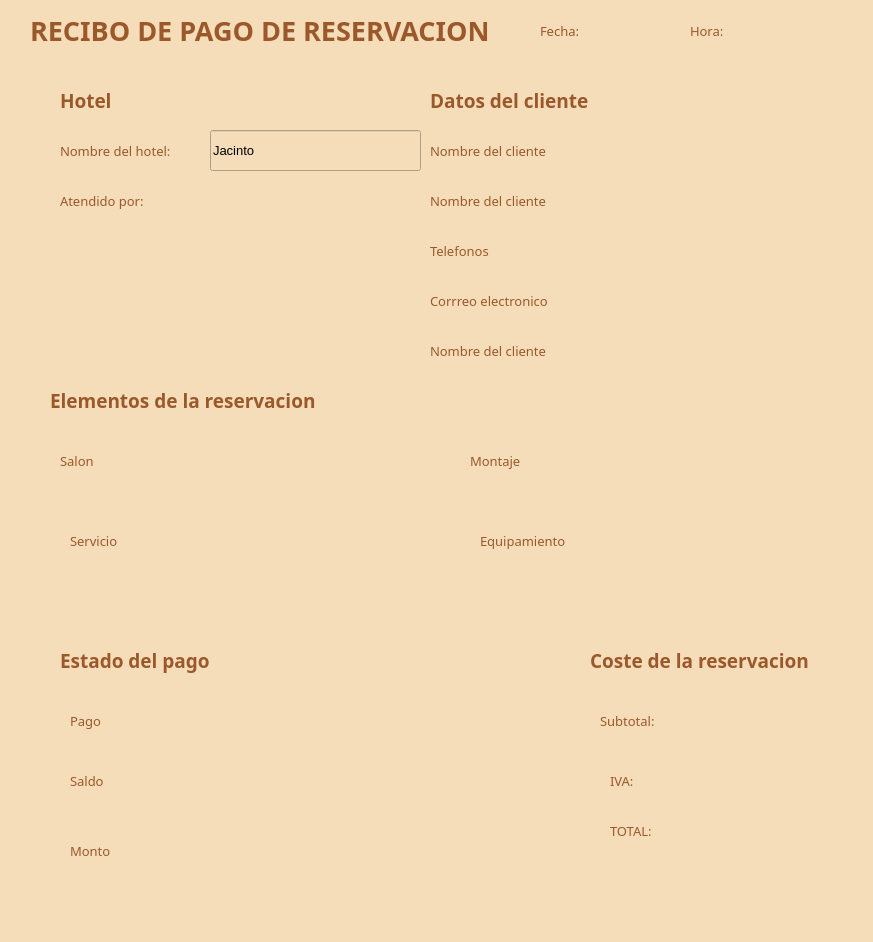
Above: gui/recibo.ui from asp-laboratories/BookingRoom_Software before the change. Below: the same form after it.
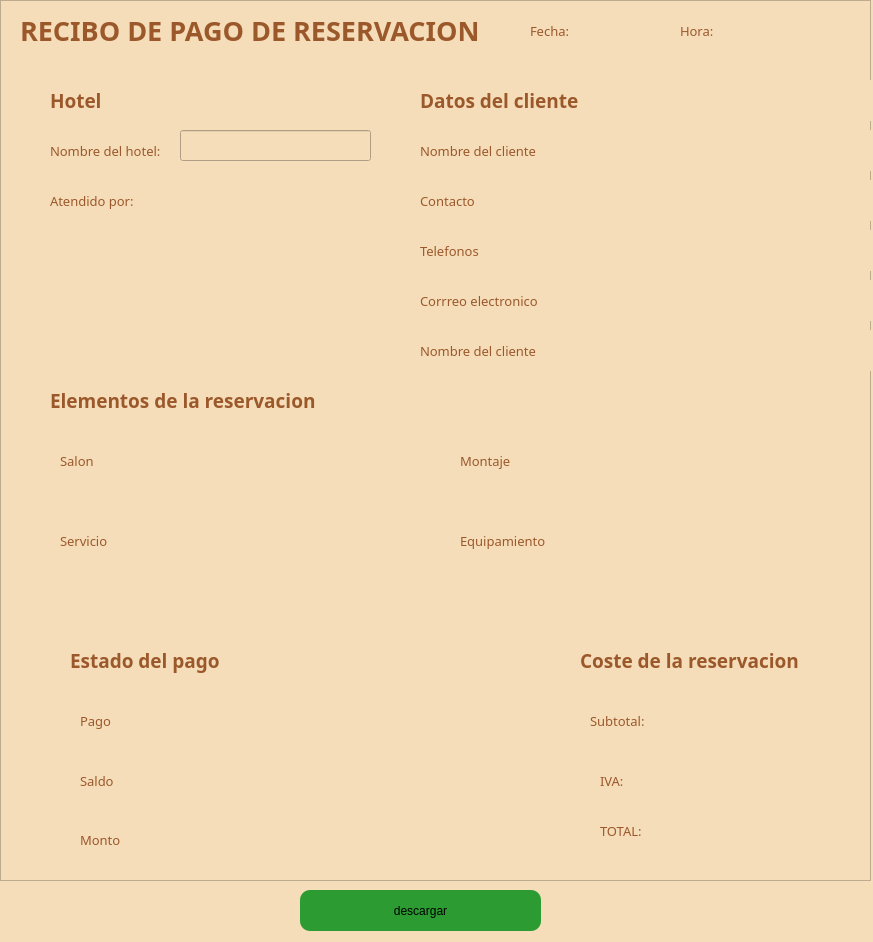
That is the form after the change.

Commit message: feat(gui): Implementacion de recibo de pago

Patch:
```diff
--- a/gui/recibo.ui
+++ b/gui/recibo.ui
@@ -16,12 +16,48 @@
   <property name="styleSheet">
    <string notr="true">background-color: rgb(245, 221, 185);</string>
   </property>
-  <widget class="QLabel" name="labelFecha">
+  <widget class="QLineEdit" name="hotel">
    <property name="geometry">
     <rect>
-     <x>540</x>
-     <y>10</y>
-     <width>141</width>
+     <x>180</x>
+     <y>130</y>
+     <width>191</width>
+     <height>31</height>
+    </rect>
+   </property>
+   <property name="font">
+    <font>
+     <pointsize>10</pointsize>
+    </font>
+   </property>
+   <property name="styleSheet">
+    <string notr="true">color: rgb(0, 0, 0);</string>
+   </property>
+   <property name="text">
+    <string/>
+   </property>
+  </widget>
+  <widget class="QFrame" name="reciboFrame">
+   <property name="geometry">
+    <rect>
+     <x>0</x>
+     <y>0</y>
+     <width>871</width>
+     <height>881</height>
+    </rect>
+   </property>
+   <property name="frameShape">
+    <enum>QFrame::Shape::StyledPanel</enum>
+   </property>
+   <property name="frameShadow">
+    <enum>QFrame::Shadow::Raised</enum>
+   </property>
+   <widget class="QLabel" name="Ubicacion">
+    <property name="geometry">
+     <rect>
+      <x>420</x>
+      <y>330</y>
+      <width>501</width>
      <height>41</height>
     </rect>
    </property>
@@ -37,13 +73,13 @@
 </string>
    </property>
    <property name="text">
-    <string>Fecha:</string>
+     <string>Nombre del cliente</string>
    </property>
   </widget>
   <widget class="QLabel" name="labelHotel">
    <property name="geometry">
     <rect>
-     <x>60</x>
+      <x>50</x>
      <y>130</y>
      <width>141</width>
      <height>41</height>
@@ -64,34 +100,10 @@
     <string>Nombre del hotel:</string>
    </property>
   </widget>
-  <widget class="QLabel" name="labelTrabajador">
-   <property name="geometry">
-    <rect>
-     <x>60</x>
-     <y>180</y>
-     <width>291</width>
-     <height>41</height>
-    </rect>
-   </property>
-   <property name="font">
-    <font>
-     <family>Adwaita Sans</family>
-     <pointsize>10</pointsize>
-     <bold>false</bold>
-    </font>
-   </property>
-   <property name="styleSheet">
-    <string notr="true">color: rgba(155, 88, 43, 1.0);
-</string>
-   </property>
-   <property name="text">
-    <string>Atendido por:</string>
-   </property>
-  </widget>
   <widget class="QLabel" name="labelNombreCliente">
    <property name="geometry">
     <rect>
-     <x>430</x>
+      <x>420</x>
      <y>130</y>
      <width>501</width>
      <height>41</height>
@@ -112,271 +124,10 @@
     <string>Nombre del cliente</string>
    </property>
   </widget>
-  <widget class="QLabel" name="labelSalon">
-   <property name="geometry">
-    <rect>
-     <x>60</x>
-     <y>440</y>
-     <width>241</width>
-     <height>41</height>
-    </rect>
-   </property>
-   <property name="font">
-    <font>
-     <family>Adwaita Sans</family>
-     <pointsize>10</pointsize>
-     <bold>false</bold>
-    </font>
-   </property>
-   <property name="styleSheet">
-    <string notr="true">color: rgba(155, 88, 43, 1.0);
-</string>
-   </property>
-   <property name="text">
-    <string>Salon</string>
-   </property>
-  </widget>
-  <widget class="QLabel" name="labelEquipamiento">
-   <property name="geometry">
-    <rect>
-     <x>480</x>
-     <y>520</y>
-     <width>241</width>
-     <height>41</height>
-    </rect>
-   </property>
-   <property name="font">
-    <font>
-     <family>Adwaita Sans</family>
-     <pointsize>10</pointsize>
-     <bold>false</bold>
-    </font>
-   </property>
-   <property name="styleSheet">
-    <string notr="true">color: rgba(155, 88, 43, 1.0);
-</string>
-   </property>
-   <property name="text">
-    <string>Equipamiento</string>
-   </property>
-  </widget>
-  <widget class="QLabel" name="labelServicio">
-   <property name="geometry">
-    <rect>
-     <x>70</x>
-     <y>520</y>
-     <width>241</width>
-     <height>41</height>
-    </rect>
-   </property>
-   <property name="font">
-    <font>
-     <family>Adwaita Sans</family>
-     <pointsize>10</pointsize>
-     <bold>false</bold>
-    </font>
-   </property>
-   <property name="styleSheet">
-    <string notr="true">color: rgba(155, 88, 43, 1.0);
-</string>
-   </property>
-   <property name="text">
-    <string>Servicio</string>
-   </property>
-  </widget>
-  <widget class="QLabel" name="labelMontaje">
-   <property name="geometry">
-    <rect>
-     <x>470</x>
-     <y>440</y>
-     <width>241</width>
-     <height>41</height>
-    </rect>
-   </property>
-   <property name="font">
-    <font>
-     <family>Adwaita Sans</family>
-     <pointsize>10</pointsize>
-     <bold>false</bold>
-    </font>
-   </property>
-   <property name="styleSheet">
-    <string notr="true">color: rgba(155, 88, 43, 1.0);
-</string>
-   </property>
-   <property name="text">
-    <string>Montaje</string>
-   </property>
-  </widget>
-  <widget class="QLabel" name="labelSub">
-   <property name="geometry">
-    <rect>
-     <x>600</x>
-     <y>700</y>
-     <width>241</width>
-     <height>41</height>
-    </rect>
-   </property>
-   <property name="font">
-    <font>
-     <family>Adwaita Sans</family>
-     <pointsize>10</pointsize>
-     <bold>false</bold>
-    </font>
-   </property>
-   <property name="styleSheet">
-    <string notr="true">color: rgba(155, 88, 43, 1.0);
-</string>
-   </property>
-   <property name="text">
-    <string>Subtotal:</string>
-   </property>
-  </widget>
-  <widget class="QLabel" name="labelIVA">
-   <property name="geometry">
-    <rect>
-     <x>610</x>
-     <y>760</y>
-     <width>241</width>
-     <height>41</height>
-    </rect>
-   </property>
-   <property name="font">
-    <font>
-     <family>Adwaita Sans</family>
-     <pointsize>10</pointsize>
-     <bold>false</bold>
-    </font>
-   </property>
-   <property name="styleSheet">
-    <string notr="true">color: rgba(155, 88, 43, 1.0);
-</string>
-   </property>
-   <property name="text">
-    <string>IVA:</string>
-   </property>
-  </widget>
-  <widget class="QLabel" name="labelTotal">
-   <property name="geometry">
-    <rect>
-     <x>610</x>
-     <y>810</y>
-     <width>241</width>
-     <height>41</height>
-    </rect>
-   </property>
-   <property name="font">
-    <font>
-     <family>Adwaita Sans</family>
-     <pointsize>10</pointsize>
-     <bold>false</bold>
-    </font>
-   </property>
-   <property name="styleSheet">
-    <string notr="true">color: rgba(155, 88, 43, 1.0);
-</string>
-   </property>
-   <property name="text">
-    <string>TOTAL:</string>
-   </property>
-  </widget>
-  <widget class="QLineEdit" name="hotel">
-   <property name="geometry">
-    <rect>
-     <x>210</x>
-     <y>130</y>
-     <width>211</width>
-     <height>41</height>
-    </rect>
-   </property>
-   <property name="font">
-    <font>
-     <pointsize>10</pointsize>
-    </font>
-   </property>
-   <property name="styleSheet">
-    <string notr="true">color: rgb(0, 0, 0);</string>
-   </property>
-   <property name="text">
-    <string>Jacinto</string>
-   </property>
-  </widget>
-  <widget class="QLabel" name="labelSaldo">
-   <property name="geometry">
-    <rect>
-     <x>70</x>
-     <y>830</y>
-     <width>241</width>
-     <height>41</height>
-    </rect>
-   </property>
-   <property name="font">
-    <font>
-     <family>Adwaita Sans</family>
-     <pointsize>10</pointsize>
-     <bold>false</bold>
-    </font>
-   </property>
-   <property name="styleSheet">
-    <string notr="true">color: rgba(155, 88, 43, 1.0);
-</string>
-   </property>
-   <property name="text">
-    <string>Monto</string>
-   </property>
-  </widget>
-  <widget class="QLabel" name="labelMonto">
-   <property name="geometry">
-    <rect>
-     <x>70</x>
-     <y>760</y>
-     <width>241</width>
-     <height>41</height>
-    </rect>
-   </property>
-   <property name="font">
-    <font>
-     <family>Adwaita Sans</family>
-     <pointsize>10</pointsize>
-     <bold>false</bold>
-    </font>
-   </property>
-   <property name="styleSheet">
-    <string notr="true">color: rgba(155, 88, 43, 1.0);
-</string>
-   </property>
-   <property name="text">
-    <string>Saldo</string>
-   </property>
-  </widget>
-  <widget class="QLabel" name="labelFecha_2">
-   <property name="geometry">
-    <rect>
-     <x>30</x>
-     <y>10</y>
-     <width>481</width>
-     <height>41</height>
-    </rect>
-   </property>
-   <property name="font">
-    <font>
-     <family>Adwaita Sans</family>
-     <pointsize>20</pointsize>
-     <bold>true</bold>
-    </font>
-   </property>
-   <property name="styleSheet">
-    <string notr="true">color: rgba(155, 88, 43, 1.0);
-</string>
-   </property>
-   <property name="text">
-    <string>RECIBO DE PAGO DE RESERVACION</string>
-   </property>
-  </widget>
   <widget class="QLabel" name="hora">
    <property name="geometry">
     <rect>
-     <x>690</x>
+      <x>680</x>
      <y>10</y>
      <width>181</width>
      <height>41</height>
@@ -397,10 +148,106 @@
     <string>Hora:</string>
    </property>
   </widget>
+   <widget class="QLabel" name="labelTrabajador">
+    <property name="geometry">
+     <rect>
+      <x>50</x>
+      <y>180</y>
+      <width>291</width>
+      <height>41</height>
+     </rect>
+    </property>
+    <property name="font">
+     <font>
+      <family>Adwaita Sans</family>
+      <pointsize>10</pointsize>
+      <bold>false</bold>
+     </font>
+    </property>
+    <property name="styleSheet">
+     <string notr="true">color: rgba(155, 88, 43, 1.0);
+</string>
+    </property>
+    <property name="text">
+     <string>Atendido por:</string>
+    </property>
+   </widget>
+   <widget class="QLabel" name="labelFecha">
+    <property name="geometry">
+     <rect>
+      <x>530</x>
+      <y>10</y>
+      <width>141</width>
+      <height>41</height>
+     </rect>
+    </property>
+    <property name="font">
+     <font>
+      <family>Adwaita Sans</family>
+      <pointsize>10</pointsize>
+      <bold>false</bold>
+     </font>
+    </property>
+    <property name="styleSheet">
+     <string notr="true">color: rgba(155, 88, 43, 1.0);
+</string>
+    </property>
+    <property name="text">
+     <string>Fecha:</string>
+    </property>
+   </widget>
+   <widget class="QLabel" name="telefonos">
+    <property name="geometry">
+     <rect>
+      <x>420</x>
+      <y>230</y>
+      <width>501</width>
+      <height>41</height>
+     </rect>
+    </property>
+    <property name="font">
+     <font>
+      <family>Adwaita Sans</family>
+      <pointsize>10</pointsize>
+      <bold>false</bold>
+     </font>
+    </property>
+    <property name="styleSheet">
+     <string notr="true">color: rgba(155, 88, 43, 1.0);
+</string>
+    </property>
+    <property name="text">
+     <string>Telefonos</string>
+    </property>
+   </widget>
+   <widget class="QLabel" name="labelFecha_5">
+    <property name="geometry">
+     <rect>
+      <x>420</x>
+      <y>80</y>
+      <width>481</width>
+      <height>41</height>
+     </rect>
+    </property>
+    <property name="font">
+     <font>
+      <family>Adwaita Sans</family>
+      <pointsize>14</pointsize>
+      <bold>true</bold>
+     </font>
+    </property>
+    <property name="styleSheet">
+     <string notr="true">color: rgba(155, 88, 43, 1.0);
+</string>
+    </property>
+    <property name="text">
+     <string>Datos del cliente</string>
+    </property>
+   </widget>
   <widget class="QLabel" name="corrreoElectronico">
    <property name="geometry">
     <rect>
-     <x>430</x>
+      <x>420</x>
      <y>280</y>
      <width>501</width>
      <height>41</height>
@@ -421,6 +268,78 @@
     <string>Corrreo electronico</string>
    </property>
   </widget>
+   <widget class="QLabel" name="con">
+    <property name="geometry">
+     <rect>
+      <x>420</x>
+      <y>180</y>
+      <width>501</width>
+      <height>41</height>
+     </rect>
+    </property>
+    <property name="font">
+     <font>
+      <family>Adwaita Sans</family>
+      <pointsize>10</pointsize>
+      <bold>false</bold>
+     </font>
+    </property>
+    <property name="styleSheet">
+     <string notr="true">color: rgba(155, 88, 43, 1.0);
+</string>
+    </property>
+    <property name="text">
+     <string>Contacto</string>
+    </property>
+   </widget>
+   <widget class="QLabel" name="labelFecha_2">
+    <property name="geometry">
+     <rect>
+      <x>20</x>
+      <y>10</y>
+      <width>481</width>
+      <height>41</height>
+     </rect>
+    </property>
+    <property name="font">
+     <font>
+      <family>Adwaita Sans</family>
+      <pointsize>20</pointsize>
+      <bold>true</bold>
+     </font>
+    </property>
+    <property name="styleSheet">
+     <string notr="true">color: rgba(155, 88, 43, 1.0);
+</string>
+    </property>
+    <property name="text">
+     <string>RECIBO DE PAGO DE RESERVACION</string>
+    </property>
+   </widget>
+   <widget class="QLabel" name="labelFecha_6">
+    <property name="geometry">
+     <rect>
+      <x>50</x>
+      <y>80</y>
+      <width>191</width>
+      <height>41</height>
+     </rect>
+    </property>
+    <property name="font">
+     <font>
+      <family>Adwaita Sans</family>
+      <pointsize>14</pointsize>
+      <bold>true</bold>
+     </font>
+    </property>
+    <property name="styleSheet">
+     <string notr="true">color: rgba(155, 88, 43, 1.0);
+</string>
+    </property>
+    <property name="text">
+     <string>Hotel</string>
+    </property>
+   </widget>
   <widget class="QLabel" name="labelFecha_4">
    <property name="geometry">
     <rect>
@@ -445,20 +364,20 @@
     <string>Elementos de la reservacion</string>
    </property>
   </widget>
-  <widget class="QLabel" name="labelFecha_5">
+   <widget class="QLabel" name="labelMontaje">
    <property name="geometry">
     <rect>
-     <x>430</x>
-     <y>80</y>
-     <width>481</width>
+      <x>460</x>
+      <y>440</y>
+      <width>241</width>
      <height>41</height>
     </rect>
    </property>
    <property name="font">
     <font>
      <family>Adwaita Sans</family>
-     <pointsize>14</pointsize>
-     <bold>true</bold>
+      <pointsize>10</pointsize>
+      <bold>false</bold>
     </font>
    </property>
    <property name="styleSheet">
@@ -466,23 +385,47 @@
 </string>
    </property>
    <property name="text">
-    <string>Datos del cliente</string>
-   </property>
-  </widget>
-  <widget class="QLabel" name="labelFecha_6">
+     <string>Montaje</string>
+    </property>
+   </widget>
+   <widget class="QLabel" name="labelEquipamiento">
    <property name="geometry">
     <rect>
+      <x>460</x>
+      <y>520</y>
+      <width>241</width>
+      <height>41</height>
+     </rect>
+    </property>
+    <property name="font">
+     <font>
+      <family>Adwaita Sans</family>
+      <pointsize>10</pointsize>
+      <bold>false</bold>
+     </font>
+    </property>
+    <property name="styleSheet">
+     <string notr="true">color: rgba(155, 88, 43, 1.0);
+</string>
+    </property>
+    <property name="text">
+     <string>Equipamiento</string>
+    </property>
+   </widget>
+   <widget class="QLabel" name="labelServicio">
+    <property name="geometry">
+     <rect>
      <x>60</x>
-     <y>80</y>
-     <width>191</width>
+      <y>520</y>
+      <width>241</width>
      <height>41</height>
     </rect>
    </property>
    <property name="font">
     <font>
      <family>Adwaita Sans</family>
-     <pointsize>14</pointsize>
-     <bold>true</bold>
+      <pointsize>10</pointsize>
+      <bold>false</bold>
     </font>
    </property>
    <property name="styleSheet">
@@ -490,15 +433,15 @@
 </string>
    </property>
    <property name="text">
-    <string>Hotel</string>
-   </property>
-  </widget>
-  <widget class="QLabel" name="telefonos">
+     <string>Servicio</string>
+    </property>
+   </widget>
+   <widget class="QLabel" name="labelSalon">
    <property name="geometry">
     <rect>
-     <x>430</x>
-     <y>230</y>
-     <width>501</width>
+      <x>60</x>
+      <y>440</y>
+      <width>241</width>
      <height>41</height>
     </rect>
    </property>
@@ -514,13 +457,61 @@
 </string>
    </property>
    <property name="text">
-    <string>Telefonos</string>
+     <string>Salon</string>
+    </property>
+   </widget>
+   <widget class="QLabel" name="labelTotal">
+    <property name="geometry">
+     <rect>
+      <x>600</x>
+      <y>810</y>
+      <width>241</width>
+      <height>41</height>
+     </rect>
+    </property>
+    <property name="font">
+     <font>
+      <family>Adwaita Sans</family>
+      <pointsize>10</pointsize>
+      <bold>false</bold>
+     </font>
+    </property>
+    <property name="styleSheet">
+     <string notr="true">color: rgba(155, 88, 43, 1.0);
+</string>
+    </property>
+    <property name="text">
+     <string>TOTAL:</string>
+    </property>
+   </widget>
+   <widget class="QLabel" name="labelIVA">
+    <property name="geometry">
+     <rect>
+      <x>600</x>
+      <y>760</y>
+      <width>241</width>
+      <height>41</height>
+     </rect>
+    </property>
+    <property name="font">
+     <font>
+      <family>Adwaita Sans</family>
+      <pointsize>10</pointsize>
+      <bold>false</bold>
+     </font>
+    </property>
+    <property name="styleSheet">
+     <string notr="true">color: rgba(155, 88, 43, 1.0);
+</string>
+    </property>
+    <property name="text">
+     <string>IVA:</string>
    </property>
   </widget>
   <widget class="QLabel" name="labelFecha_7">
    <property name="geometry">
     <rect>
-     <x>590</x>
+      <x>580</x>
      <y>640</y>
      <width>251</width>
      <height>41</height>
@@ -541,10 +532,34 @@
     <string>Coste de la reservacion</string>
    </property>
   </widget>
+   <widget class="QLabel" name="labelSub">
+    <property name="geometry">
+     <rect>
+      <x>590</x>
+      <y>700</y>
+      <width>241</width>
+      <height>41</height>
+     </rect>
+    </property>
+    <property name="font">
+     <font>
+      <family>Adwaita Sans</family>
+      <pointsize>10</pointsize>
+      <bold>false</bold>
+     </font>
+    </property>
+    <property name="styleSheet">
+     <string notr="true">color: rgba(155, 88, 43, 1.0);
+</string>
+    </property>
+    <property name="text">
+     <string>Subtotal:</string>
+    </property>
+   </widget>
   <widget class="QLabel" name="labelFecha_8">
    <property name="geometry">
     <rect>
-     <x>60</x>
+      <x>70</x>
      <y>640</y>
      <width>251</width>
      <height>41</height>
@@ -568,7 +583,7 @@
   <widget class="QLabel" name="num">
    <property name="geometry">
     <rect>
-     <x>70</x>
+      <x>80</x>
      <y>700</y>
      <width>241</width>
      <height>41</height>
@@ -589,12 +604,12 @@
     <string>Pago </string>
    </property>
   </widget>
-  <widget class="QLabel" name="con">
+   <widget class="QLabel" name="labelMonto">
    <property name="geometry">
     <rect>
-     <x>430</x>
-     <y>180</y>
-     <width>501</width>
+      <x>80</x>
+      <y>760</y>
+      <width>241</width>
      <height>41</height>
     </rect>
    </property>
@@ -610,16 +625,16 @@
 </string>
    </property>
    <property name="text">
-    <string>Nombre del cliente</string>
-   </property>
-  </widget>
-  <widget class="QLabel" name="Ubicacion">
+     <string>Saldo</string>
+    </property>
+   </widget>
+   <widget class="QLabel" name="labelSaldo">
    <property name="geometry">
     <rect>
-     <x>430</x>
-     <y>330</y>
-     <width>501</width>
-     <height>41</height>
+      <x>80</x>
+      <y>830</y>
+      <width>241</width>
+      <height>20</height>
     </rect>
    </property>
    <property name="font">
@@ -634,9 +649,30 @@
 </string>
    </property>
    <property name="text">
-    <string>Nombre del cliente</string>
-   </property>
-  </widget>
+     <string>Monto</string>
+    </property>
+   </widget>
+  </widget>
+  <widget class="QPushButton" name="guardarImagen">
+   <property name="geometry">
+    <rect>
+     <x>300</x>
+     <y>890</y>
+     <width>241</width>
+     <height>41</height>
+    </rect>
+   </property>
+   <property name="styleSheet">
+    <string notr="true">border-radius: 10px;
+background-color: #2B9B32;</string>
+   </property>
+   <property name="text">
+    <string>descargar</string>
+   </property>
+  </widget>
+  <zorder>reciboFrame</zorder>
+  <zorder>hotel</zorder>
+  <zorder>guardarImagen</zorder>
  </widget>
  <resources/>
  <connections/>
```
Lines whose indentation alone changed are shown as unchanged. The commit also changes 1 other file.
